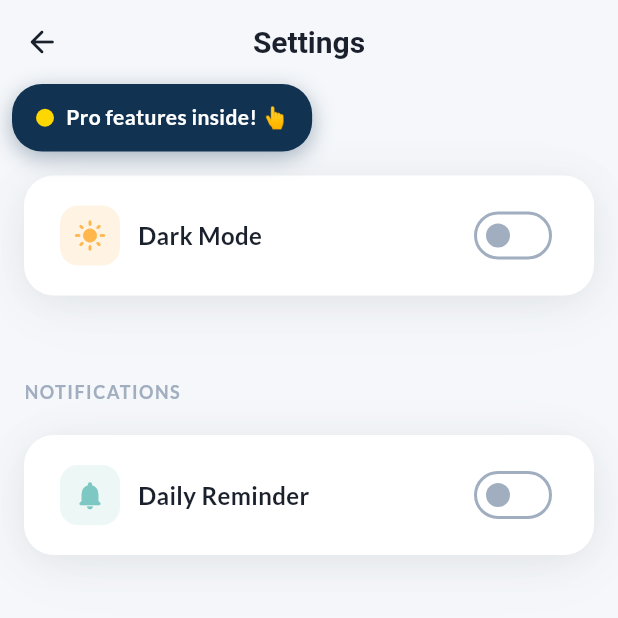
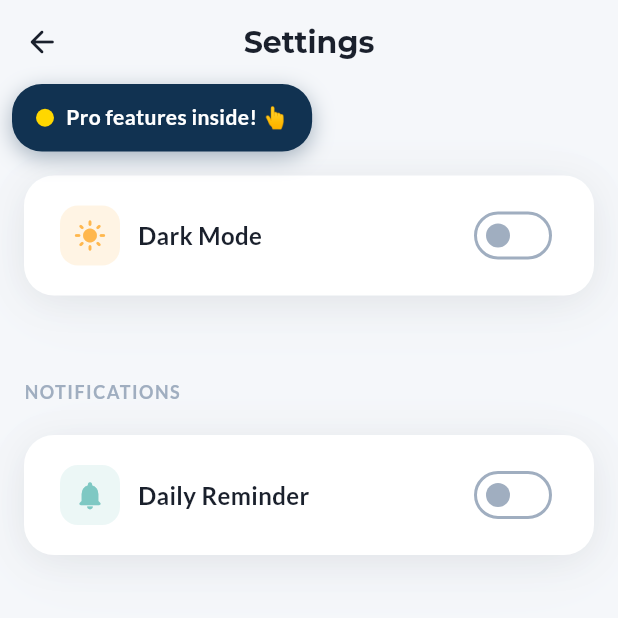
Before and after one commit to usama923-source/Sobriety-Counter, a Flutter app: the screen it shows after launch, after a tap on "Skip", after a tap on "Start My Journey", after a tap on the "settings" icon, on a phone screen of 412 x 824 dp, the top half of it. Run offline on Flutter 3.47's test engine with Material 3 defaults, Android fonts, the phone set to English and light mode, and no system bars; our stand-ins replace cloud_firestore, firebase_analytics, firebase_core, flutter_local_notifications, flutter_riverpod, flutter_timezone and 3 more; accounts and stored records are empty.

Commit message:
theme-driven fonts
Centralize Montserrat (display/headline/title) and Lato (body/label) in the
theme text theme so no widget has to set a font family, and rebuild the
component styles from it after the app bar, buttons, chips, snackbar, tooltip
and input styles had dropped to the platform default font.

Generated with Codebuff 🤖
Co-Authored-By: Codebuff <noreply@codebuff.com>

```diff
--- a/lib/theme/app_theme.dart
+++ b/lib/theme/app_theme.dart
@@ -7,8 +7,37 @@ import 'package:quit_drinking/constants/app_constants.dart';
 class AppTheme {
   AppTheme._();
 
+  /// The single source of truth for typography.
+  ///
+  /// Montserrat is used for the display / headline / title styles and Lato for
+  /// the body / label styles. Component themes below derive their families
+  /// from this text theme, so the fonts apply app-wide (app bars, buttons,
+  /// chips, snackbars, tooltips, inputs) without re-declaring a font family.
+  static TextTheme _textTheme(Brightness brightness) {
+    final base = brightness == Brightness.dark
+        ? GoogleFonts.latoTextTheme(ThemeData.dark().textTheme)
+        : GoogleFonts.latoTextTheme();
+
+    TextStyle? heading(TextStyle? style, FontWeight weight) =>
+        GoogleFonts.montserrat(textStyle: style, fontWeight: weight);
+
+    return base.copyWith(
+      displayLarge: heading(base.displayLarge, FontWeight.w700),
+      displayMedium: heading(base.displayMedium, FontWeight.w700),
+      displaySmall: heading(base.displaySmall, FontWeight.w700),
+      headlineLarge: heading(base.headlineLarge, FontWeight.w700),
+      headlineMedium: heading(base.headlineMedium, FontWeight.w600),
+      headlineSmall: heading(base.headlineSmall, FontWeight.w600),
+      titleLarge: heading(base.titleLarge, FontWeight.w700),
+      titleMedium: heading(base.titleMedium, FontWeight.w600),
+      titleSmall: heading(base.titleSmall, FontWeight.w600),
+      // body* and label* keep Lato from [base].
+    );
+  }
+
   // ── Light Theme ──────────────────────────────────────────────────────────
   static ThemeData get light {
+    final textTheme = _textTheme(Brightness.light);
     final colorScheme = ColorScheme.light(
       primary: AppColors.brandPrimary,
       onPrimary: AppColors.white,
@@ -41,12 +70,7 @@ class AppTheme {
       brightness: Brightness.light,
 
       // ── Text Theme ──────────────────────────────────────────────────────
-      textTheme: GoogleFonts.latoTextTheme().copyWith(
-        displayLarge: GoogleFonts.montserrat(fontWeight: FontWeight.w700),
-        displayMedium: GoogleFonts.montserrat(fontWeight: FontWeight.w700),
-        titleLarge: GoogleFonts.montserrat(fontWeight: FontWeight.w700),
-        titleMedium: GoogleFonts.montserrat(fontWeight: FontWeight.w600),
-      ),
+      textTheme: textTheme,
 
       // ── AppBar ──────────────────────────────────────────────────────────
       appBarTheme: AppBarTheme(
@@ -55,7 +79,7 @@ class AppTheme {
         backgroundColor: AppColors.brandPrimary,
         foregroundColor: AppColors.white,
         centerTitle: true,
-        titleTextStyle: TextStyle(
+        titleTextStyle: textTheme.titleLarge?.copyWith(
           fontSize: 18,
           fontWeight: FontWeight.w600,
           color: AppColors.white,
@@ -167,11 +191,11 @@ class AppTheme {
           borderRadius: BorderRadius.circular(AppConstants.radiusSm),
           borderSide: const BorderSide(color: AppColors.softRed, width: 2),
         ),
-        labelStyle: TextStyle(
+        labelStyle: textTheme.bodySmall?.copyWith(
           fontSize: 14,
           color: AppColors.textSecondary,
         ),
-        hintStyle: TextStyle(
+        hintStyle: textTheme.bodySmall?.copyWith(
           fontSize: 14,
           color: AppColors.textTertiary,
         ),
@@ -183,7 +207,7 @@ class AppTheme {
         shape: RoundedRectangleBorder(
           borderRadius: BorderRadius.circular(AppConstants.radiusSm),
         ),
-        contentTextStyle: TextStyle(
+        contentTextStyle: textTheme.bodyMedium?.copyWith(
           fontSize: 14,
           fontWeight: FontWeight.w500,
           color: AppColors.white,
@@ -197,11 +221,11 @@ class AppTheme {
         selectedItemColor: AppColors.primaryLight,
         unselectedItemColor: AppColors.textTertiary,
         type: BottomNavigationBarType.fixed,
-        selectedLabelStyle: TextStyle(
+        selectedLabelStyle: textTheme.labelSmall?.copyWith(
           fontSize: 12,
           fontWeight: FontWeight.w600,
         ),
-        unselectedLabelStyle: TextStyle(
+        unselectedLabelStyle: textTheme.labelSmall?.copyWith(
           fontSize: 12,
           fontWeight: FontWeight.w500,
         ),
@@ -230,7 +254,7 @@ class AppTheme {
       // ── Chip ────────────────────────────────────────────────────────────
       chipTheme: ChipThemeData(
         backgroundColor: AppColors.surfaceAltLight,
-        labelStyle: TextStyle(
+        labelStyle: textTheme.labelMedium?.copyWith(
           fontSize: 13,
           fontWeight: FontWeight.w500,
           color: AppColors.primaryLight,
@@ -280,7 +304,7 @@ class AppTheme {
           color: AppColors.primaryLight,
           borderRadius: BorderRadius.circular(AppConstants.radiusSm),
         ),
-        textStyle: TextStyle(
+        textStyle: textTheme.bodySmall?.copyWith(
           fontSize: 13,
           fontWeight: FontWeight.w500,
           color: AppColors.white,
@@ -291,6 +315,7 @@ class AppTheme {
 
   // ── Dark Theme ───────────────────────────────────────────────────────────
   static ThemeData get dark {
+    final textTheme = _textTheme(Brightness.dark);
     final colorScheme = ColorScheme.dark(
       primary: AppColors.brandLightBlue,
       onPrimary: AppColors.brandPrimaryDark,
@@ -323,12 +348,7 @@ class AppTheme {
       brightness: Brightness.dark,
 
       // ── Text Theme ──────────────────────────────────────────────────────
-      textTheme: GoogleFonts.latoTextTheme(ThemeData.dark().textTheme).copyWith(
-        displayLarge: GoogleFonts.montserrat(fontWeight: FontWeight.w700),
-        displayMedium: GoogleFonts.montserrat(fontWeight: FontWeight.w700),
-        titleLarge: GoogleFonts.montserrat(fontWeight: FontWeight.w700),
-        titleMedium: GoogleFonts.montserrat(fontWeight: FontWeight.w600),
-      ),
+      textTheme: textTheme,
 
       // ── AppBar ──────────────────────────────────────────────────────────
       appBarTheme: AppBarTheme(
@@ -337,7 +357,7 @@ class AppTheme {
         backgroundColor: AppColors.brandLightBlue,
         foregroundColor: AppColors.brandPrimaryDark,
         centerTitle: true,
-        titleTextStyle: TextStyle(
+        titleTextStyle: textTheme.titleLarge?.copyWith(
           fontSize: 18,
           fontWeight: FontWeight.w600,
           color: AppColors.brandPrimaryDark,
@@ -376,7 +396,7 @@ class AppTheme {
           shape: RoundedRectangleBorder(
             borderRadius: BorderRadius.circular(AppConstants.radiusMd),
           ),
-          textStyle: TextStyle(
+          textStyle: textTheme.labelLarge?.copyWith(
             fontSize: 16,
             fontWeight: FontWeight.w600,
             letterSpacing: 0.1,
@@ -398,7 +418,7 @@ class AppTheme {
           shape: RoundedRectangleBorder(
             borderRadius: BorderRadius.circular(AppConstants.radiusMd),
           ),
-          textStyle: TextStyle(
+          textStyle: textTheme.labelLarge?.copyWith(
             fontSize: 16,
             fontWeight: FontWeight.w600,
             letterSpacing: 0.1,
@@ -418,7 +438,7 @@ class AppTheme {
           shape: RoundedRectangleBorder(
             borderRadius: BorderRadius.circular(AppConstants.radiusSm),
           ),
-          textStyle: TextStyle(
+          textStyle: textTheme.labelLarge?.copyWith(
             fontSize: 14,
             fontWeight: FontWeight.w600,
             letterSpacing: 0.1,
@@ -464,11 +484,11 @@ class AppTheme {
           borderRadius: BorderRadius.circular(AppConstants.radiusSm),
           borderSide: const BorderSide(color: AppColors.softRedLight, width: 2),
         ),
-        labelStyle: TextStyle(
+        labelStyle: textTheme.bodySmall?.copyWith(
           fontSize: 14,
           color: AppColors.textOnDarkSecondary,
         ),
-        hintStyle: TextStyle(
+        hintStyle: textTheme.bodySmall?.copyWith(
           fontSize: 14,
           color: AppColors.textOnDarkSecondary.withValues(alpha: 0.6),
         ),
@@ -480,7 +500,7 @@ class AppTheme {
         shape: RoundedRectangleBorder(
           borderRadius: BorderRadius.circular(AppConstants.radiusSm),
         ),
-        contentTextStyle: TextStyle(
+        contentTextStyle: textTheme.bodyMedium?.copyWith(
           fontSize: 14,
           fontWeight: FontWeight.w500,
           color: AppColors.white,
@@ -494,11 +514,11 @@ class AppTheme {
         selectedItemColor: AppColors.primaryDark,
         unselectedItemColor: AppColors.textOnDarkSecondary,
         type: BottomNavigationBarType.fixed,
-        selectedLabelStyle: TextStyle(
+        selectedLabelStyle: textTheme.labelSmall?.copyWith(
           fontSize: 12,
           fontWeight: FontWeight.w600,
         ),
-        unselectedLabelStyle: TextStyle(
+        unselectedLabelStyle: textTheme.labelSmall?.copyWith(
           fontSize: 12,
           fontWeight: FontWeight.w500,
         ),
@@ -527,7 +547,7 @@ class AppTheme {
       // ── Chip ────────────────────────────────────────────────────────────
       chipTheme: ChipThemeData(
         backgroundColor: AppColors.surfaceAltDark,
-        labelStyle: TextStyle(
+        labelStyle: textTheme.labelMedium?.copyWith(
           fontSize: 13,
           fontWeight: FontWeight.w500,
           color: AppColors.primaryDark,
@@ -579,7 +599,7 @@ class AppTheme {
           color: AppColors.surfaceAltDark,
           borderRadius: BorderRadius.circular(AppConstants.radiusSm),
         ),
-        textStyle: TextStyle(
+        textStyle: textTheme.bodySmall?.copyWith(
           fontSize: 13,
           fontWeight: FontWeight.w500,
           color: AppColors.textOnDark,
```
